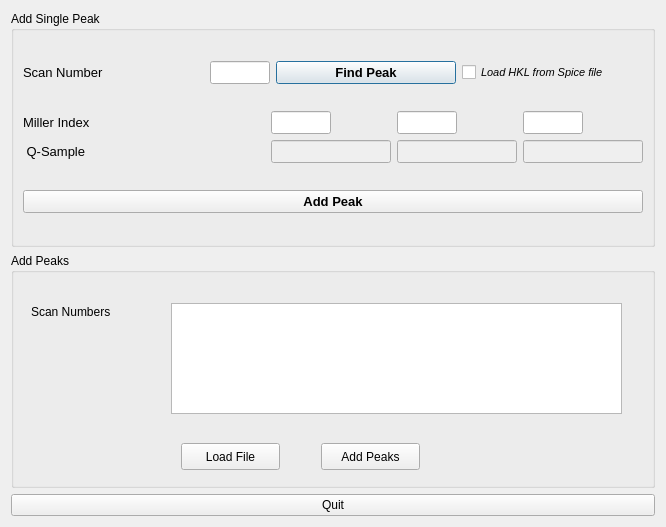
Old version of the form scripts/HFIR_4Circle_Reduction/AddUBPeaksDialog.ui in the repository mantidproject/mantid.
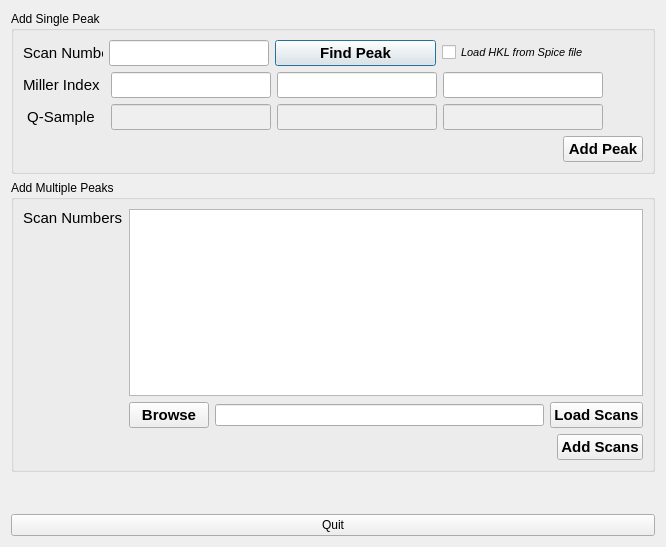
New version of the form.

The edit to the form file:
```diff
--- a/scripts/HFIR_4Circle_Reduction/AddUBPeaksDialog.ui
+++ b/scripts/HFIR_4Circle_Reduction/AddUBPeaksDialog.ui
@@ -7,7 +7,7 @@
     <x>0</x>
     <y>0</y>
     <width>666</width>
-    <height>527</height>
+    <height>547</height>
    </rect>
   </property>
   <property name="windowTitle">
@@ -24,9 +24,21 @@
        <layout class="QHBoxLayout" name="horizontalLayout_3">
         <item>
          <widget class="QLabel" name="label_scanNo">
+          <property name="minimumSize">
+           <size>
+            <width>60</width>
+            <height>0</height>
+           </size>
+          </property>
+          <property name="maximumSize">
+           <size>
+            <width>80</width>
+            <height>16777215</height>
+           </size>
+          </property>
           <property name="font">
            <font>
-            <pointsize>10</pointsize>
+            <pointsize>11</pointsize>
            </font>
           </property>
           <property name="text">
@@ -42,15 +54,21 @@
             <verstretch>0</verstretch>
            </sizepolicy>
           </property>
+          <property name="minimumSize">
+           <size>
+            <width>120</width>
+            <height>0</height>
+           </size>
+          </property>
           <property name="maximumSize">
            <size>
-            <width>60</width>
+            <width>160</width>
             <height>16777215</height>
            </size>
           </property>
           <property name="font">
            <font>
-            <pointsize>10</pointsize>
+            <pointsize>11</pointsize>
            </font>
           </property>
          </widget>
@@ -59,7 +77,7 @@
          <widget class="QPushButton" name="pushButton_findPeak">
           <property name="font">
            <font>
-            <pointsize>10</pointsize>
+            <pointsize>11</pointsize>
             <weight>75</weight>
             <bold>true</bold>
            </font>
@@ -82,15 +100,49 @@
           </property>
          </widget>
         </item>
+        <item>
+         <spacer name="horizontalSpacer">
+          <property name="orientation">
+           <enum>Qt::Horizontal</enum>
+          </property>
+          <property name="sizeType">
+           <enum>QSizePolicy::Preferred</enum>
+          </property>
+          <property name="sizeHint" stdset="0">
+           <size>
+            <width>40</width>
+            <height>20</height>
+           </size>
+          </property>
+         </spacer>
+        </item>
        </layout>
       </item>
       <item>
        <layout class="QGridLayout" name="gridLayout">
+        <item row="1" column="1">
+         <widget class="QLineEdit" name="lineEdit_sampleQy">
+          <property name="enabled">
+           <bool>false</bool>
+          </property>
+          <property name="maximumSize">
+           <size>
+            <width>160</width>
+            <height>16777215</height>
+           </size>
+          </property>
+          <property name="font">
+           <font>
+            <pointsize>11</pointsize>
+           </font>
+          </property>
+         </widget>
+        </item>
         <item row="0" column="0">
          <widget class="QLabel" name="label_31">
           <property name="font">
            <font>
-            <pointsize>10</pointsize>
+            <pointsize>11</pointsize>
            </font>
           </property>
           <property name="text">
@@ -98,32 +150,38 @@
           </property>
          </widget>
         </item>
-        <item row="0" column="1">
-         <widget class="QLineEdit" name="lineEdit_K">
+        <item row="1" column="3">
+         <widget class="QLineEdit" name="lineEdit_sampleQz">
+          <property name="enabled">
+           <bool>false</bool>
+          </property>
           <property name="maximumSize">
            <size>
-            <width>60</width>
+            <width>160</width>
             <height>16777215</height>
            </size>
           </property>
           <property name="font">
            <font>
-            <pointsize>10</pointsize>
+            <pointsize>11</pointsize>
            </font>
           </property>
          </widget>
         </item>
-        <item row="0" column="2">
-         <widget class="QLineEdit" name="lineEdit_H">
+        <item row="1" column="2">
+         <widget class="QLineEdit" name="lineEdit_sampleQx">
+          <property name="enabled">
+           <bool>false</bool>
+          </property>
           <property name="maximumSize">
            <size>
-            <width>60</width>
-            <height>40</height>
+            <width>160</width>
+            <height>16777215</height>
            </size>
           </property>
           <property name="font">
            <font>
-            <pointsize>10</pointsize>
+            <pointsize>11</pointsize>
            </font>
           </property>
          </widget>
@@ -132,13 +190,28 @@
          <widget class="QLineEdit" name="lineEdit_L">
           <property name="maximumSize">
            <size>
-            <width>60</width>
+            <width>160</width>
             <height>16777215</height>
            </size>
           </property>
           <property name="font">
            <font>
-            <pointsize>10</pointsize>
+            <pointsize>11</pointsize>
+           </font>
+          </property>
+         </widget>
+        </item>
+        <item row="0" column="2">
+         <widget class="QLineEdit" name="lineEdit_H">
+          <property name="maximumSize">
+           <size>
+            <width>160</width>
+            <height>40</height>
+           </size>
+          </property>
+          <property name="font">
+           <font>
+            <pointsize>11</pointsize>
            </font>
           </property>
          </widget>
@@ -147,7 +220,7 @@
          <widget class="QLabel" name="label_7">
           <property name="font">
            <font>
-            <pointsize>10</pointsize>
+            <pointsize>11</pointsize>
            </font>
           </property>
           <property name="text">
@@ -158,69 +231,68 @@
           </property>
          </widget>
         </item>
-        <item row="1" column="1">
-         <widget class="QLineEdit" name="lineEdit_sampleQy">
-          <property name="enabled">
-           <bool>false</bool>
-          </property>
+        <item row="0" column="1">
+         <widget class="QLineEdit" name="lineEdit_K">
           <property name="maximumSize">
            <size>
-            <width>120</width>
+            <width>160</width>
             <height>16777215</height>
            </size>
           </property>
           <property name="font">
            <font>
-            <pointsize>10</pointsize>
+            <pointsize>11</pointsize>
            </font>
           </property>
          </widget>
         </item>
-        <item row="1" column="2">
-         <widget class="QLineEdit" name="lineEdit_sampleQx">
-          <property name="enabled">
-           <bool>false</bool>
+        <item row="0" column="4">
+         <spacer name="horizontalSpacer_2">
+          <property name="orientation">
+           <enum>Qt::Horizontal</enum>
           </property>
-          <property name="maximumSize">
-           <size>
-            <width>120</width>
-            <height>16777215</height>
-           </size>
+          <property name="sizeType">
+           <enum>QSizePolicy::Preferred</enum>
           </property>
-          <property name="font">
-           <font>
-            <pointsize>10</pointsize>
-           </font>
-          </property>
-         </widget>
-        </item>
-        <item row="1" column="3">
-         <widget class="QLineEdit" name="lineEdit_sampleQz">
-          <property name="enabled">
-           <bool>false</bool>
-          </property>
-          <property name="maximumSize">
+          <property name="sizeHint" stdset="0">
            <size>
-            <width>120</width>
-            <height>16777215</height>
+            <width>40</width>
+            <height>20</height>
            </size>
           </property>
-          <property name="font">
-           <font>
-            <pointsize>10</pointsize>
-           </font>
-          </property>
-         </widget>
+         </spacer>
         </item>
        </layout>
       </item>
       <item>
        <layout class="QHBoxLayout" name="horizontalLayout_2">
+        <item>
+         <spacer name="horizontalSpacer_3">
+          <property name="orientation">
+           <enum>Qt::Horizontal</enum>
+          </property>
+          <property name="sizeType">
+           <enum>QSizePolicy::Expanding</enum>
+          </property>
+          <property name="sizeHint" stdset="0">
+           <size>
+            <width>40</width>
+            <height>20</height>
+           </size>
+          </property>
+         </spacer>
+        </item>
         <item>
          <widget class="QPushButton" name="pushButton_addPeakToCalUB">
+          <property name="sizePolicy">
+           <sizepolicy hsizetype="Minimum" vsizetype="Fixed">
+            <horstretch>0</horstretch>
+            <verstretch>0</verstretch>
+           </sizepolicy>
+          </property>
           <property name="font">
            <font>
-            <pointsize>10</pointsize>
+            <pointsize>11</pointsize>
             <weight>75</weight>
             <bold>true</bold>
            </font>
@@ -238,61 +310,144 @@
    <item>
     <widget class="QGroupBox" name="groupBox">
      <property name="title">
-      <string>Add Peaks</string>
+      <string>Add Multiple Peaks</string>
      </property>
-     <widget class="QLabel" name="label">
-      <property name="geometry">
-       <rect>
-        <x>20</x>
-        <y>50</y>
-        <width>101</width>
-        <height>17</height>
-       </rect>
-      </property>
-      <property name="text">
-       <string>Scan Numbers</string>
-      </property>
-     </widget>
-     <widget class="QPlainTextEdit" name="plainTextEdit">
-      <property name="geometry">
-       <rect>
-        <x>160</x>
-        <y>50</y>
-        <width>451</width>
-        <height>111</height>
-       </rect>
-      </property>
-     </widget>
-     <widget class="QPushButton" name="pushButton">
-      <property name="geometry">
-       <rect>
-        <x>170</x>
-        <y>190</y>
-        <width>99</width>
-        <height>27</height>
-       </rect>
-      </property>
-      <property name="text">
-       <string>Load File</string>
-      </property>
-     </widget>
-     <widget class="QPushButton" name="pushButton_2">
-      <property name="geometry">
-       <rect>
-        <x>310</x>
-        <y>190</y>
-        <width>99</width>
-        <height>27</height>
-       </rect>
-      </property>
-      <property name="text">
-       <string>Add Peaks</string>
-      </property>
-     </widget>
+     <layout class="QHBoxLayout" name="horizontalLayout_4">
+      <item>
+       <layout class="QVBoxLayout" name="verticalLayout_3">
+        <item>
+         <widget class="QLabel" name="label">
+          <property name="font">
+           <font>
+            <pointsize>11</pointsize>
+           </font>
+          </property>
+          <property name="text">
+           <string>Scan Numbers</string>
+          </property>
+         </widget>
+        </item>
+        <item>
+         <spacer name="verticalSpacer">
+          <property name="orientation">
+           <enum>Qt::Vertical</enum>
+          </property>
+          <property name="sizeHint" stdset="0">
+           <size>
+            <width>20</width>
+            <height>40</height>
+           </size>
+          </property>
+         </spacer>
+        </item>
+       </layout>
+      </item>
+      <item>
+       <layout class="QVBoxLayout" name="verticalLayout_4">
+        <item>
+         <widget class="QPlainTextEdit" name="plainTextEdit_scanList">
+          <property name="font">
+           <font>
+            <pointsize>11</pointsize>
+           </font>
+          </property>
+         </widget>
+        </item>
+        <item>
+         <layout class="QHBoxLayout" name="horizontalLayout_5">
+          <item>
+           <widget class="QPushButton" name="pushButton_browseScansFile">
+            <property name="font">
+             <font>
+              <pointsize>11</pointsize>
+              <weight>75</weight>
+              <bold>true</bold>
+             </font>
+            </property>
+            <property name="text">
+             <string>Browse</string>
+            </property>
+           </widget>
+          </item>
+          <item>
+           <widget class="QLineEdit" name="lineEdit_scansFile"/>
+          </item>
+          <item>
+           <widget class="QPushButton" name="pushButton_loadScans">
+            <property name="font">
+             <font>
+              <pointsize>11</pointsize>
+              <weight>75</weight>
+              <bold>true</bold>
+             </font>
+            </property>
+            <property name="toolTip">
+             <string>&lt;html&gt;&lt;head/&gt;&lt;body&gt;&lt;p&gt;Load scans from a plain text file (ASCII).&lt;/p&gt;&lt;p&gt;&lt;br/&gt;&lt;/p&gt;&lt;p&gt;Supported file format:&lt;/p&gt;&lt;p&gt;# comment&lt;/p&gt;&lt;p&gt;# comment &lt;/p&gt;&lt;p&gt;scan1, scan2, scan3, scan4-scan100&lt;/p&gt;&lt;/body&gt;&lt;/html&gt;</string>
+            </property>
+            <property name="text">
+             <string>Load Scans</string>
+            </property>
+           </widget>
+          </item>
+         </layout>
+        </item>
+        <item>
+         <layout class="QHBoxLayout" name="horizontalLayout">
+          <item>
+           <spacer name="horizontalSpacer_4">
+            <property name="orientation">
+             <enum>Qt::Horizontal</enum>
+            </property>
+            <property name="sizeType">
+             <enum>QSizePolicy::Expanding</enum>
+            </property>
+            <property name="sizeHint" stdset="0">
+             <size>
+              <width>40</width>
+              <height>20</height>
+             </size>
+            </property>
+           </spacer>
+          </item>
+          <item>
+           <widget class="QPushButton" name="pushButton_addScans">
+            <property name="font">
+             <font>
+              <pointsize>11</pointsize>
+              <weight>75</weight>
+              <bold>true</bold>
+             </font>
+            </property>
+            <property name="toolTip">
+             <string>&lt;html&gt;&lt;head/&gt;&lt;body&gt;&lt;p&gt;Add scans listed in the text editor above to calculate/refine UB matrix&lt;/p&gt;&lt;p&gt;&lt;br/&gt;&lt;/p&gt;&lt;/body&gt;&lt;/html&gt;</string>
+            </property>
+            <property name="text">
+             <string>Add Scans</string>
+            </property>
+           </widget>
+          </item>
+         </layout>
+        </item>
+       </layout>
+      </item>
+     </layout>
     </widget>
    </item>
    <item>
-    <widget class="QPushButton" name="pushButton_3">
+    <spacer name="verticalSpacer_2">
+     <property name="orientation">
+      <enum>Qt::Vertical</enum>
+     </property>
+     <property name="sizeHint" stdset="0">
+      <size>
+       <width>20</width>
+       <height>40</height>
+      </size>
+     </property>
+    </spacer>
+   </item>
+   <item>
+    <widget class="QPushButton" name="pushButton_quit">
      <property name="text">
       <string>Quit</string>
      </property>
```
